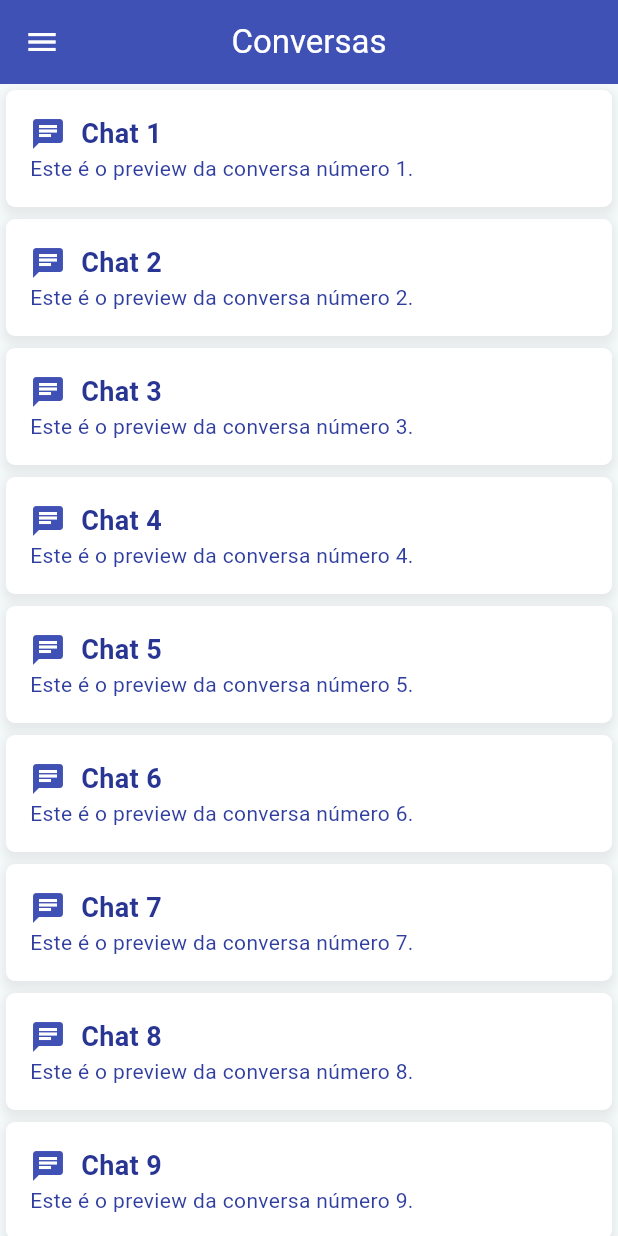
After one commit to MarhlonKorb/flutter_chat_app, a Flutter app: the HomePage screen opened by its route, on a phone screen of 412 x 824 dp. The commit adds this screen. Run offline on Flutter 3.47's test engine with Material 3 defaults, Android fonts, the phone set to English and light mode, and no system bars; our stand-ins replace firebase_core, flutter_dotenv, image_picker, permission_handler, shared_preferences; missing offline and left inert: flutter_sound; accounts and stored records are empty.

Commit message:
Ajustes finais layout e cores

```diff
--- /dev/null
+++ b/lib/src/chat/application/chat_facade.dart
@@ -0,0 +1,6 @@
+
+abstract class ChatFacade {
+
+  Future<void> sendFile(String filePath);
+  Future<void> sendMessage(String message);
+}
--- /dev/null
+++ b/lib/src/chat/domain/models/user_chat.dart
@@ -0,0 +1,10 @@
+class UserChat {
+  int? id;
+  String? username;
+
+  UserChat({
+    this.id,
+    this.username
+  });
+
+}
--- a/lib/src/login/utils/app_routes.dart
+++ b/lib/src/login/utils/app_routes.dart
@@ -1,5 +1,5 @@
 class AppRoutes {
   static const authOrHome = '/';
   static const startPage = '/startPage';
-  static const userHomePage = '/userHomePage';
+  static const homePage = '/homePage';
 }
--- a/lib/src/pages/auth_or_home_page.dart
+++ b/lib/src/pages/auth_or_home_page.dart
@@ -1,7 +1,7 @@
 import 'package:flutter/material.dart';
 import 'package:flutter_chat_app/src/auth/providers/auth_provider.dart';
 import 'package:flutter_chat_app/src/pages/start_page.dart';
-import 'package:flutter_chat_app/src/pages/user_home_page.dart';
+import 'package:flutter_chat_app/src/pages/home_page.dart';
 import 'package:provider/provider.dart';
 
 class AuthOrHomePage extends StatelessWidget {
@@ -25,7 +25,7 @@ class AuthOrHomePage extends StatelessWidget {
             );
           }
            else {
-            return auth.isAuth ? const UserHomePage() : const StartPage();
+            return auth.isAuth ? const HomePage() : const StartPage();
           }
         },
       ),
--- /dev/null
+++ b/lib/src/pages/home_page.dart
@@ -0,0 +1,176 @@
+import 'package:flutter/material.dart';
+import 'package:flutter_chat_app/src/auth/providers/auth_provider.dart';
+import 'package:flutter_chat_app/src/chat/domain/models/user_chat.dart';
+import 'package:flutter_chat_app/src/login/utils/app_routes.dart';
+import 'package:flutter_chat_app/src/pages/chat_page.dart';
+import 'package:flutter_chat_app/src/widgets/custom_dialog.dart';
+import 'package:flutter_chat_app/src/widgets/default_app_bar.dart';
+import 'package:provider/provider.dart';
+
+class HomePage extends StatelessWidget {
+  const HomePage({super.key});
+
+  @override
+  Widget build(BuildContext context) {
+    /// GlobalKey para acessar o estado do Scaffold
+    final scaffoldKey = GlobalKey<ScaffoldState>();
+    return Scaffold(
+      key: scaffoldKey,
+      appBar: DefaultAppBar(
+        leading: IconButton(
+          icon: const Icon(Icons.menu),
+          onPressed: () {
+            // Usa a chave para abrir o Drawer
+            scaffoldKey.currentState?.openDrawer();
+          },
+        ),
+        centerTitle: true,
+        title: 'Conversas',
+        permiteRetornar: false,
+      ),
+      drawer: Drawer(
+        width: 230,
+        child: Column(
+          children: [
+            Expanded(
+              child: ListView(
+                padding: EdgeInsets.zero,
+                children: [
+                  const DrawerHeader(
+                    decoration: BoxDecoration(
+                      color: Colors.indigo,
+                    ),
+                    child: Column(
+                      crossAxisAlignment: CrossAxisAlignment.center,
+                      children: [
+                        CircleAvatar(
+                          radius: 40,
+                          backgroundImage:
+                              AssetImage('assets/images/homem.png'),
+                        ),
+                        SizedBox(height: 10),
+                        Text(
+                          'Anderson',
+                          style: TextStyle(
+                            color: Colors.white,
+                            fontSize: 20,
+                            fontWeight: FontWeight.bold,
+                          ),
+                        ),
+                      ],
+                    ),
+                  ),
+                  ListTile(
+                    leading: const Icon(Icons.chat),
+                    title: const Text('Chats'),
+                    onTap: () async => Navigator.of(context).pop(context),
+                  ),
+                  ListTile(
+                    leading: const Icon(Icons.settings_suggest),
+                    title: const Text('Configurações'),
+                    onTap: () async => Navigator.of(context).pop(context),
+                  ),
+                ],
+              ),
+            ),
+            ListTile(
+              iconColor: Colors.red,
+              leading: const Icon(Icons.exit_to_app),
+              title: const Text('Logout'),
+              onTap: () async {
+                Navigator.of(context).pop();
+                await callLogoutUsuario(context);
+              },
+            ),
+            const Padding(
+              padding: EdgeInsets.all(8.0),
+              child: Text(
+                'All rights reserved © 2024 MK Desenv.',
+                style: TextStyle(
+                  fontSize: 12,
+                  color: Colors.grey,
+                ),
+              ),
+            ),
+          ],
+        ),
+      ),
+      body: ListView.builder(
+        itemCount: 12,
+        itemBuilder: (_, index) {
+          return GestureDetector(
+            onTap: () async => await Navigator.of(context).push(
+              MaterialPageRoute(
+                builder: (_) => ChatPage(
+                  userChat: UserChat(id: index, username: 'Julio'),
+                ),
+              ),
+            ),
+            child: Padding(
+              padding: const EdgeInsets.symmetric(horizontal: 4, vertical: 4),
+              child: Container(
+                decoration: BoxDecoration(
+                  color: Colors.white,
+                  borderRadius: BorderRadius.circular(6),
+                  boxShadow: [
+                    BoxShadow(
+                      color: Colors.grey.withOpacity(0.2),
+                      spreadRadius: 2,
+                      blurRadius: 5,
+                      offset: const Offset(0, 3),
+                    ),
+                  ],
+                ),
+                child: Padding(
+                  padding: const EdgeInsets.all(16.0),
+                  child: Column(
+                    crossAxisAlignment: CrossAxisAlignment.start,
+                    children: [
+                      Row(
+                        children: [
+                          const Icon(
+                            Icons.chat,
+                            color: Colors.indigo,
+                          ),
+                          const SizedBox(width: 10),
+                          Text(
+                            'Chat ${index + 1}',
+                            style: TextStyle(
+                              fontSize: 18,
+                              fontWeight: FontWeight.bold,
+                              color: Colors.indigo[800],
+                            ),
+                          ),
+                        ],
+                      ),
+                      Text(
+                        'Este é o preview da conversa número ${index + 1}.',
+                        style: TextStyle(
+                          color: Colors.indigo[700],
+                        ),
+                      ),
+                    ],
+                  ),
+                ),
+              ),
+            ),
+          );
+        },
+      ),
+    );
+  }
+
+  Future<void> callLogoutUsuario(BuildContext context) async {
+    final authProvider = Provider.of<AuthProv>(listen: false, context);
+    final confirmou = await showConfirmDialog(context, 'Deseja sair do app?');
+    if (confirmou) {
+      // Faz o logout do usuário
+      authProvider.logout();
+      // Redireciona para a tela de login e remove todas as rotas anteriores
+      await Navigator.of(context).pushNamedAndRemoveUntil(
+        AppRoutes.authOrHome,
+        (Route<dynamic> route) => false,
+      );
+    }
+  }
+}
--- a/lib/src/widgets/default_app_bar.dart
+++ b/lib/src/widgets/default_app_bar.dart
@@ -5,7 +5,7 @@ class DefaultAppBar extends StatelessWidget implements PreferredSizeWidget {
   final List<Widget>? actions;
   final Widget? leading;
   final bool? centerTitle;
-  final bool? permiteRetornar;
+  final bool permiteRetornar;
 
   const DefaultAppBar({
     super.key,
@@ -13,13 +13,15 @@ class DefaultAppBar extends StatelessWidget implements PreferredSizeWidget {
     this.actions,
     this.leading,
     this.centerTitle,
-    this.permiteRetornar,
+    this.permiteRetornar = false,
   });
 
   @override
   Widget build(BuildContext context) {
     return AppBar(
       backgroundColor: Colors.indigo,
+      centerTitle: centerTitle,
+      automaticallyImplyLeading: permiteRetornar,
       title: Text(
         title,
         style: const TextStyle(color: Colors.white),
@@ -27,6 +29,7 @@ class DefaultAppBar extends StatelessWidget implements PreferredSizeWidget {
       iconTheme: const IconThemeData(color: Colors.white),
       actions: actions,
       leading: leading,
+      shadowColor: Colors.grey,
     );
   }
 
--- a/lib/src/widgets/default_elevated_button.dart
+++ b/lib/src/widgets/default_elevated_button.dart
@@ -33,7 +33,7 @@ class DefaultElevatedButton extends StatelessWidget {
       width: width,
       child: ElevatedButton(
         onPressed: onPressed,
-        style: ElevatedButton.styleFrom(
+        style: ElevatedButton.styleFrom(maximumSize: Size(width, height),
           backgroundColor: buttonBackgroundColor,
           foregroundColor: buttonForegroundColor,
           minimumSize: Size(width, height),
--- a/pubspec.yaml
+++ b/pubspec.yaml
@@ -46,6 +46,8 @@ dependencies:
   permission_handler: ^11.3.1
   image_picker: ^1.1.2
   flutter_svg: ^2.0.10+1
+  http_parser: ^4.0.2
+  path: ^1.9.0
 
 dev_dependencies:
   flutter_test:
```
Also changed, not shown: lib/main.dart (+14 -6 lines), lib/src/chat/application/impl/chat_service.dart (added, +97 -0 lines), lib/src/chat/domain/models/message.dart (+21 -14 lines), lib/src/login/infra/ui/pages/login_page.dart (+6 -2 lines), lib/src/pages/chat_page.dart (+126 -75 lines), lib/src/pages/user_home_page.dart (deleted, +0 -106 lines), lib/src/widgets/custom_dialog.dart (+23 -11 lines), lib/src/widgets/default_text_form_field.dart (+16 -8 lines), pubspec.lock, 1 other file.
